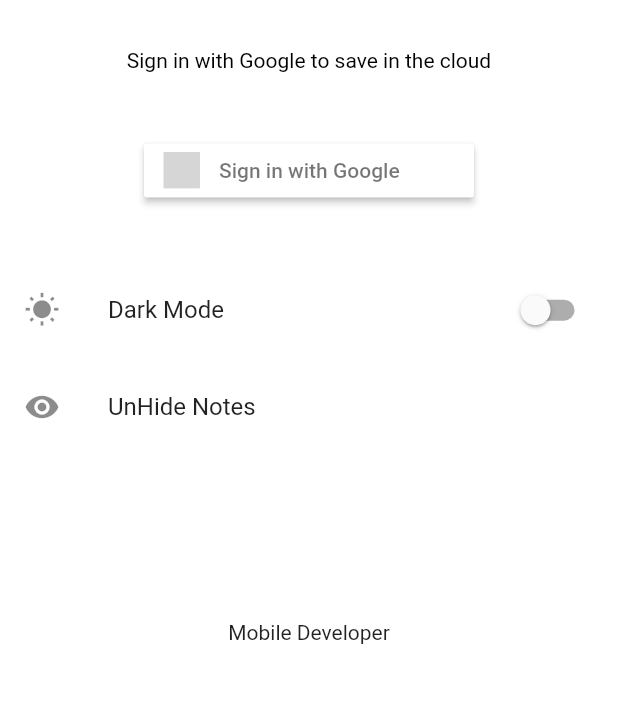
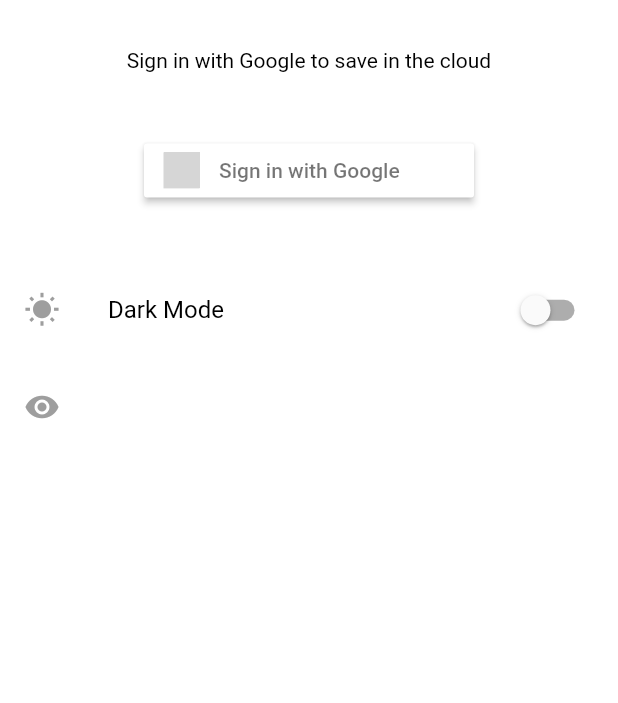
Before and after one commit to DevKhalydIOS/todoapp, a Flutter app: the SettingsFragment screen opened directly, on a phone screen of 412 x 824 dp, the part 92-795 px from its top. Run offline on Flutter 3.47's test engine with Material 2 defaults, Android fonts, the phone set to English and light mode, and no system bars; our stand-ins replace flutter_signin_button, google_sign_in, moor, moor_flutter; accounts and stored records are empty; generated files the repository leaves out were written again; grey boxes are pictures that could not be loaded.

Commit message:
Update from MACOS

```diff
--- a/lib/fragments/settings_fragment.dart
+++ b/lib/fragments/settings_fragment.dart
@@ -22,7 +22,6 @@
 
   @override
   void initState() {
-
     isDarkMode = Provider.of<DatabaseNotifier>(context, listen: false)
             .userData
             .isDarkMode ??
@@ -84,7 +83,6 @@
                 isDarkMode ? Buttons.GoogleDark : Buttons.Google,
                 text: "Sign in with Google",
                 onPressed: () async {
-
                   GoogleSignInAccount user = await googleProvider.signIn;
 
                   if (user == null) {
@@ -122,14 +120,22 @@
               ),
               Text(
                 userGoogle.displayName,
-                style: TextStyle(fontWeight: FontWeight.bold),
+                style: TextStyle(
+                  fontWeight: FontWeight.bold,
+                  color: isDarkMode ? Colors.white : Colors.black,
+                ),
               ),
-              Text(userGoogle.email),
+              Text(
+                userGoogle.email,
+                style: TextStyle(
+                  color: isDarkMode ? Colors.white : Colors.black,
+                ),
+              ),
               Space(
                 space: 0.025,
               ),
               SignInButton(
-                Buttons.Google,
+                isDarkMode ? Buttons.GoogleDark : Buttons.Google,
                 text: "Sign out",
                 onPressed: () async {
                   await googleProvider.signOut();
@@ -167,8 +173,11 @@
             ),
             Space(),
             ListTile(
-              title: Text('UnHide Notes'),
-              leading: Icon(Icons.visibility),
+              title: Text('Unhide Notes',
+                  style: TextStyle(
+                    color: isDarkMode ? Colors.black : Colors.white,
+                  )),
+              leading: Icon(Icons.visibility,color: isDarkMode ? Colors.white : Colors.grey),
               onTap: () async {
                 await Provider.of<DatabaseNotifier>(context, listen: false)
                     .database
@@ -199,18 +208,22 @@
               color: isDarkMode ? Colors.black : Colors.white,
             ),
           ),
-          Text('jrdosmil10@gmail.com',style: TextStyle(
-            color: isDarkMode ? Colors.black : Colors.white,
-          ),),
-          Text('Mobile Developer')
+          Text(
+            'jrdosmil10@gmail.com',
+            style: TextStyle(
+              color: isDarkMode ? Colors.black : Colors.white,
+            ),
+          ),
+          Text('Mobile Developer',
+              style: TextStyle(
+                color: isDarkMode ? Colors.black : Colors.white,
+              ))
         ],
       );
 
   @override
   Widget build(BuildContext c) {
-
     return Consumer<DatabaseNotifier>(builder: (context, db, child) {
-
       isDarkMode = db.userData.isDarkMode;
 
       return Scaffold(
--- a/lib/screens/splash_screen.dart
+++ b/lib/screens/splash_screen.dart
@@ -21,6 +21,8 @@
 }
 
 class _SplashScreenState extends State<SplashScreen> {
+
+
   final googleSignIn = new GoogleSignInProvider();
 
   bool isDarkMode = false;
--- a/lib/widgets/custom_switch.dart
+++ b/lib/widgets/custom_switch.dart
@@ -1,4 +1,6 @@
 import 'package:flutter/material.dart';
+import 'package:provider/provider.dart';
+import 'package:state_managment_todoapp/notifiers/db_notifier.dart';
 
 class CustomSwitch extends StatefulWidget {
   final bool isActive;
@@ -32,10 +34,17 @@
   }
 
   @override
-  Widget build(BuildContext context) => SwitchListTile(
-        title: Text(text),
+  Widget build(BuildContext context) => Consumer<DatabaseNotifier>(
+        builder: (context, db, child) {
+
+          final isDarkMode = db.userData.isDarkMode;
+
+          return SwitchListTile(
+            title: Text(text,style: TextStyle(
+              color: isDarkMode ? Colors.white : Colors.black
+            ),),
             value: isActive,
-        secondary: Icon(iconData),
+            secondary: Icon(iconData,color: isDarkMode ? Colors.white : Colors.grey,),
             onChanged: (bool value) {
               if (onAction != null) {
                 onAction(value);
@@ -45,4 +54,6 @@
               });
             },
           );
+        },
+      );
 }
```
Also changed, not shown: pubspec.lock. Lines whose indentation alone changed are shown as unchanged.
